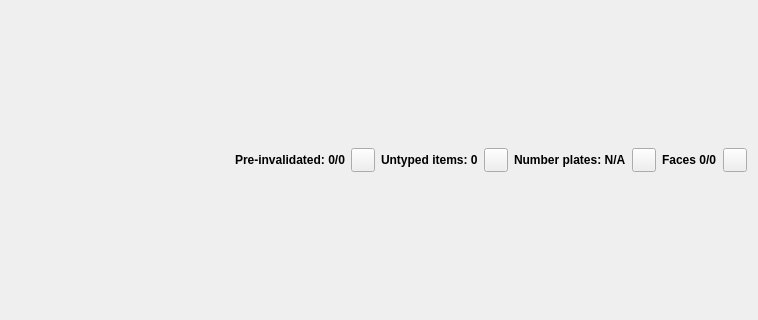
Old version of the form mainwindow.ui in the repository 3d4pi/yafdb-validator; both pictures show x 151 to 909 and y 88 to 408 of the 909 by 497 pixel window.
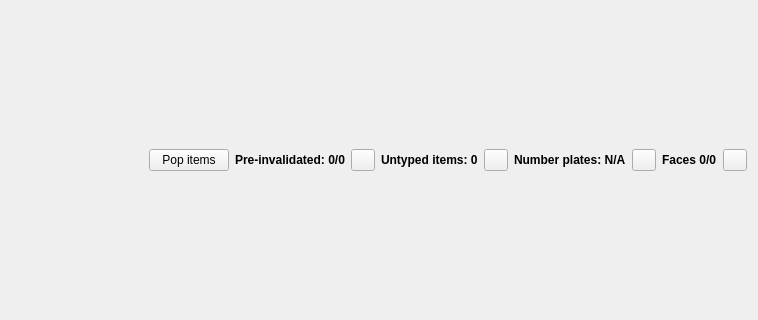
New version of the form. Icons and pictures are not drawn.

Patch:
```diff
--- a/mainwindow.ui
+++ b/mainwindow.ui
@@ -50,7 +50,7 @@
         </property>
        </spacer>
       </item>
-      <item row="0" column="5">
+      <item row="0" column="6">
        <widget class="QLabel" name="platesLabel">
         <property name="font">
          <font>
@@ -63,7 +63,7 @@
         </property>
        </widget>
       </item>
-      <item row="0" column="3">
+      <item row="0" column="4">
        <widget class="QLabel" name="untypedLabel">
         <property name="font">
          <font>
@@ -76,7 +76,7 @@
         </property>
        </widget>
       </item>
-      <item row="0" column="7">
+      <item row="0" column="8">
        <widget class="QLabel" name="facesLabel">
         <property name="font">
          <font>
@@ -89,7 +89,7 @@
         </property>
        </widget>
       </item>
-      <item row="0" column="8">
+      <item row="0" column="9">
        <widget class="QPushButton" name="facesButton">
         <property name="maximumSize">
          <size>
@@ -112,7 +112,7 @@
         </property>
        </widget>
       </item>
-      <item row="0" column="2">
+      <item row="0" column="3">
        <widget class="QPushButton" name="preInvalidatedButton">
         <property name="maximumSize">
          <size>
@@ -135,7 +135,7 @@
         </property>
        </widget>
       </item>
-      <item row="0" column="4">
+      <item row="0" column="5">
        <widget class="QPushButton" name="untypedButton">
         <property name="maximumSize">
          <size>
@@ -158,7 +158,7 @@
         </property>
        </widget>
       </item>
-      <item row="0" column="6">
+      <item row="0" column="7">
        <widget class="QPushButton" name="platesButton">
         <property name="maximumSize">
          <size>
@@ -181,7 +181,7 @@
         </property>
        </widget>
       </item>
-      <item row="0" column="1">
+      <item row="0" column="2">
        <widget class="QLabel" name="preInvalidatedLabel">
         <property name="font">
          <font>
@@ -194,6 +194,13 @@
         </property>
        </widget>
       </item>
+      <item row="0" column="1">
+       <widget class="QPushButton" name="pushButton">
+        <property name="text">
+         <string>Pop items</string>
+        </property>
+       </widget>
+      </item>
      </layout>
     </item>
    </layout>
```
